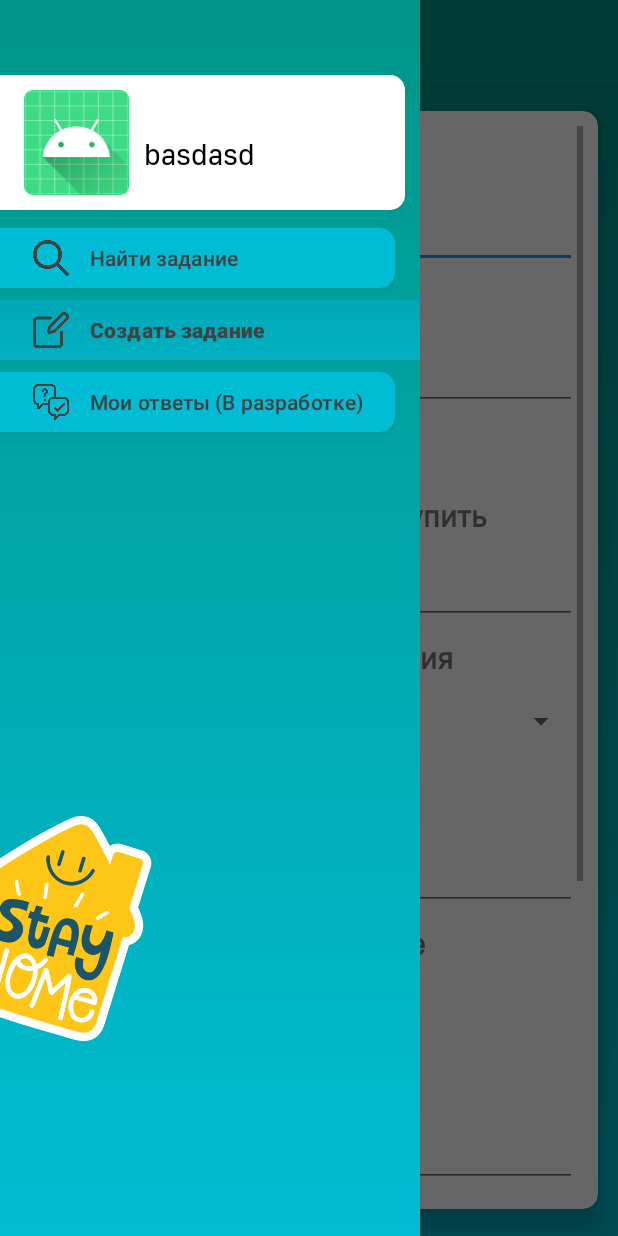
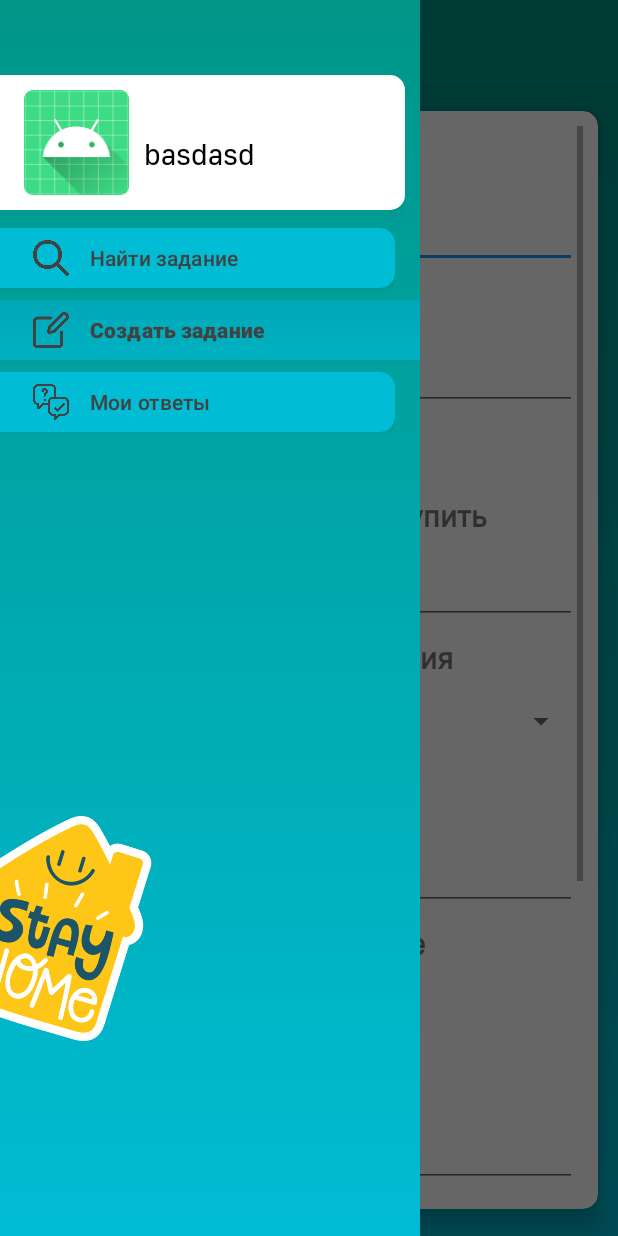
Before and after one commit to DaniilVdovin/ItsWork_Android_Java, an Android app: the MainActivity screen opened directly, with no data from a screen before it, in the side drawer, after a tap on "Создать задание", on a phone screen of 412 x 824 dp. Run offline under Robolectric (Android 15) with nearby library versions, the phone set to English and light mode, and no system bars; our stand-ins replace Picasso, navigation-ui; libraries missing offline, so code that uses them is left out: com.loopj.android, cz.msebera.android; pictures from the network do not load; 8 statements that could not run were skipped.

Commit message:
fix menu

```diff
--- a/app/src/main/res/menu/activity_main_drawer.xml
+++ b/app/src/main/res/menu/activity_main_drawer.xml
@@ -11,10 +11,10 @@
         <item
             android:id="@+id/createTaskFragment"
             android:icon="@drawable/ic_writing_stroke"
-            android:title="Создать задание" />
+            android:title="@string/nav_create_task" />
         <item
             android:id="@+id/myResponseFragment"
             android:icon="@drawable/ic_questions_stroke"
-            android:title="Мои ответы (В разработке)" />
+            android:title="@string/nav_my_responds" />
     </group>
 </menu>
```
